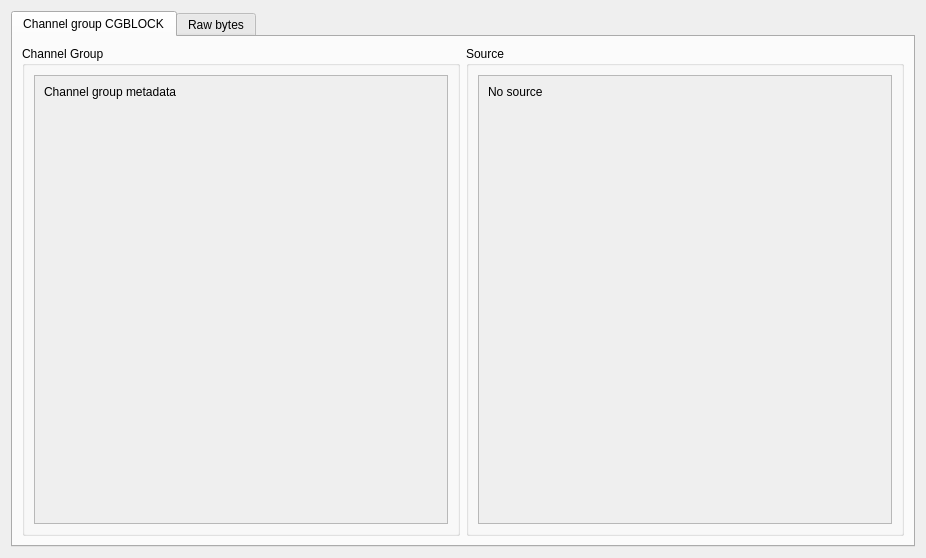
First picture: the form in asammdf/gui/ui/channel_group_info_widget.ui, repository danielhrisca/asammdf, before the edit.
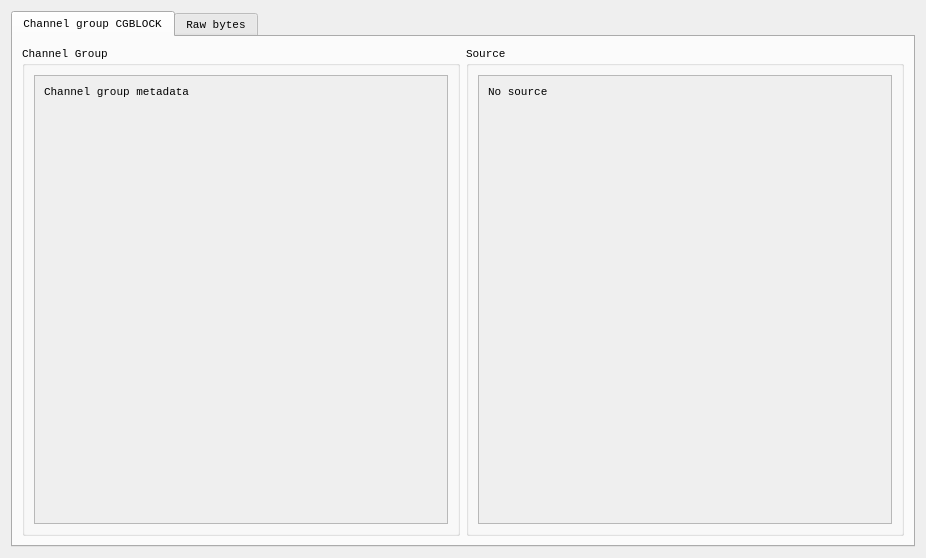
Second picture: the form after the edit.

Commit message: consolas font

Diff of the .ui file:
```diff
--- a/asammdf/gui/ui/channel_group_info_widget.ui
+++ b/asammdf/gui/ui/channel_group_info_widget.ui
@@ -16,6 +16,12 @@
   <layout class="QVBoxLayout" name="verticalLayout_2">
    <item>
     <widget class="QTabWidget" name="tabs">
+     <property name="font">
+      <font>
+       <family>Consolas</family>
+       <pointsize>8</pointsize>
+      </font>
+     </property>
      <property name="currentIndex">
       <number>0</number>
      </property>
@@ -43,8 +49,8 @@
               <rect>
                <x>0</x>
                <y>0</y>
-               <width>409</width>
-               <height>443</height>
+               <width>417</width>
+               <height>461</height>
               </rect>
              </property>
              <layout class="QVBoxLayout" name="verticalLayout_3">
@@ -94,8 +100,8 @@
               <rect>
                <x>0</x>
                <y>0</y>
-               <width>408</width>
-               <height>443</height>
+               <width>417</width>
+               <height>461</height>
               </rect>
              </property>
              <layout class="QVBoxLayout" name="verticalLayout">
```
The commit also changes 5 other files.
